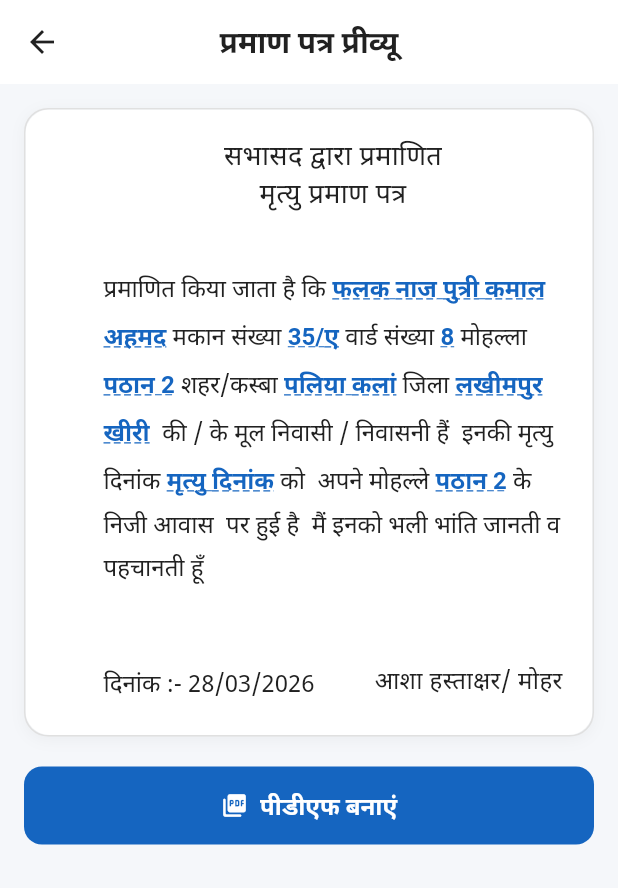
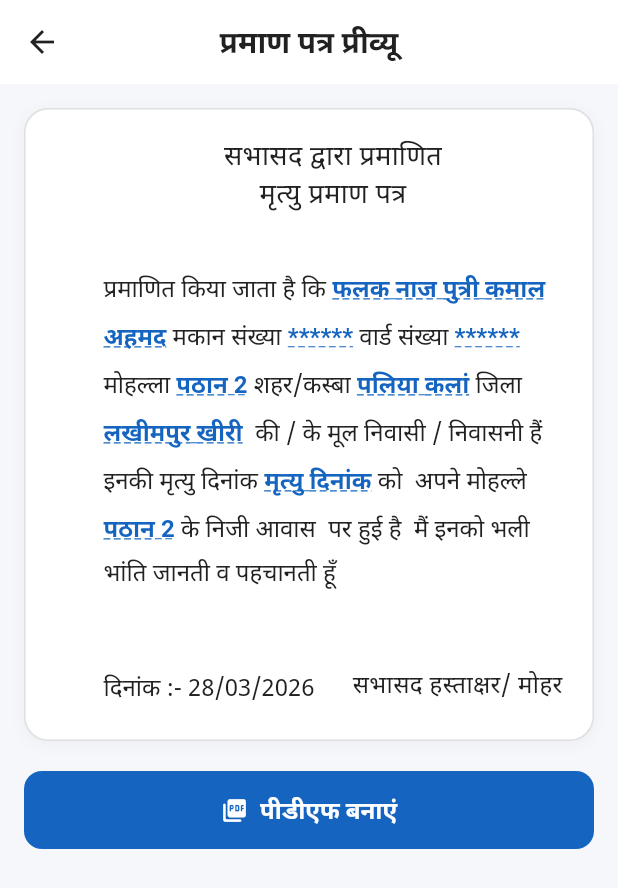
Before and after one commit to Samoon-Digital/pdftyping, a Flutter app: the SabhashadMrityuEditorScreen screen opened directly, after a tap on "प्रमाण पत्र देखें", on a phone screen of 412 x 824 dp. Shown: the top 888 px of the screen. Run offline on Flutter 3.47's test engine with Material 3 defaults, Android fonts, the phone set to English and light mode, and no system bars; our stand-ins replace firebase_analytics, firebase_core, firebase_messaging, flutter_local_notifications, google_mobile_ads, pdf and 2 more; missing offline and left inert: syncfusion_flutter_pdfviewer; accounts and stored records are empty.

Commit message:
minor improvement

```diff
--- a/lib/screens/sabhashad_mrityu_editor_screen.dart
+++ b/lib/screens/sabhashad_mrityu_editor_screen.dart
@@ -116,9 +116,9 @@ class _SabhashadMrityuEditorScreenState
         name.isEmpty,
       ),
       const _SabMrityuSegment(' मकान संख्या ', false),
-      _SabMrityuSegment(makan.isEmpty ? '35/ए' : makan, makan.isEmpty),
+      _SabMrityuSegment(makan.isEmpty ? '******' : makan, makan.isEmpty),
       const _SabMrityuSegment(' वार्ड संख्या ', false),
-      _SabMrityuSegment(ward.isEmpty ? '8' : ward, ward.isEmpty),
+      _SabMrityuSegment(ward.isEmpty ? '******' : ward, ward.isEmpty),
       const _SabMrityuSegment(' मोहल्ला ', false),
       _SabMrityuSegment(
         mohallah.isEmpty ? 'पठान 2' : mohallah,
@@ -415,16 +415,7 @@ class _SabhashadMrityuEditorScreenState
               onTap: _pickMrityuDate,
               suffixIcon: const Icon(Icons.calendar_today_rounded, size: 20),
             ),
-            SuggestibleInputField(
-              controller: _mrityuMohallahCtrl,
-              fieldKey: 'sab_mrityu_mrityu_mohallah',
-              label: 'मृत्यु मोहल्ला',
-              hint: 'जैसे : पठान 2 (स्वतः भर जाता है)',
-              onChanged: (_) {
-                _mrityuMohallahManuallyEdited = true;
-                setState(() {});
-              },
-            ),
+            // मृत्यु मोहल्ला इनपुट छिपाया गया — यह स्वतः निवासी मोहल्ला से भरेगा
             SuggestibleInputField(
               controller: _dateCtrl,
               fieldKey: 'sab_mrityu_cert_date',
@@ -577,7 +568,7 @@ class _SabhashadMrityuEditorScreenState
             ),
             Padding(
               padding: EdgeInsets.only(right: fontSize != null ? 23 : 0),
-              child: Text('आशा हस्ताक्षर/ मोहर', style: baseStyle),
+              child: Text('सभासद हस्ताक्षर/ मोहर', style: baseStyle),
             ),
           ],
         ),
```
